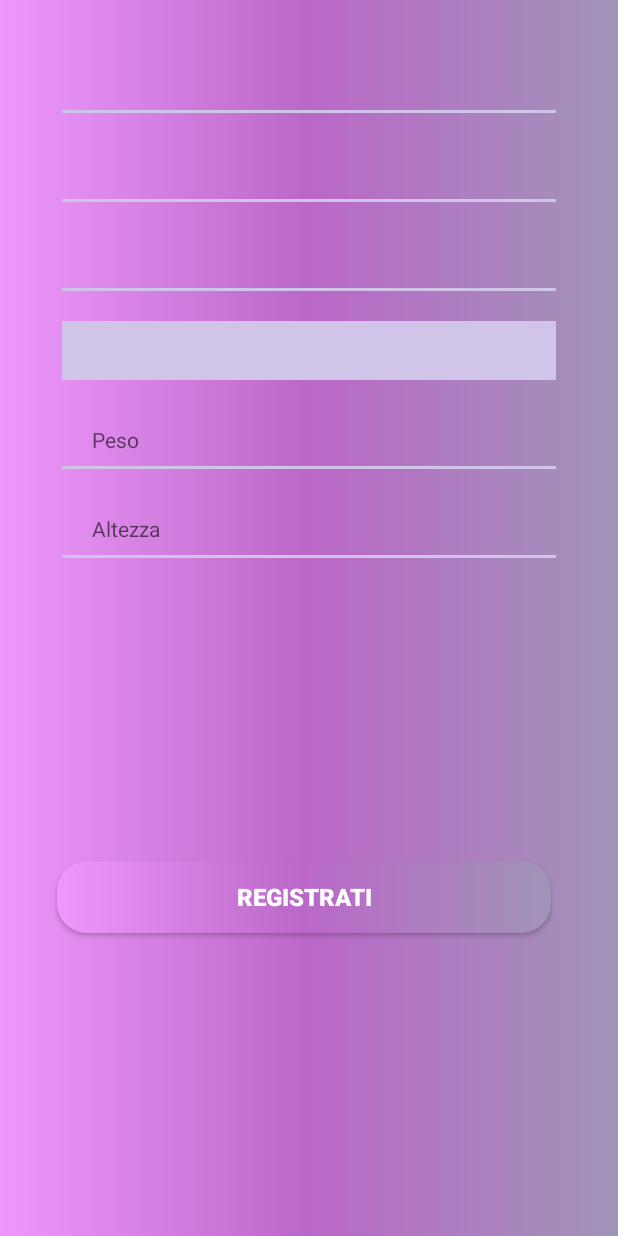
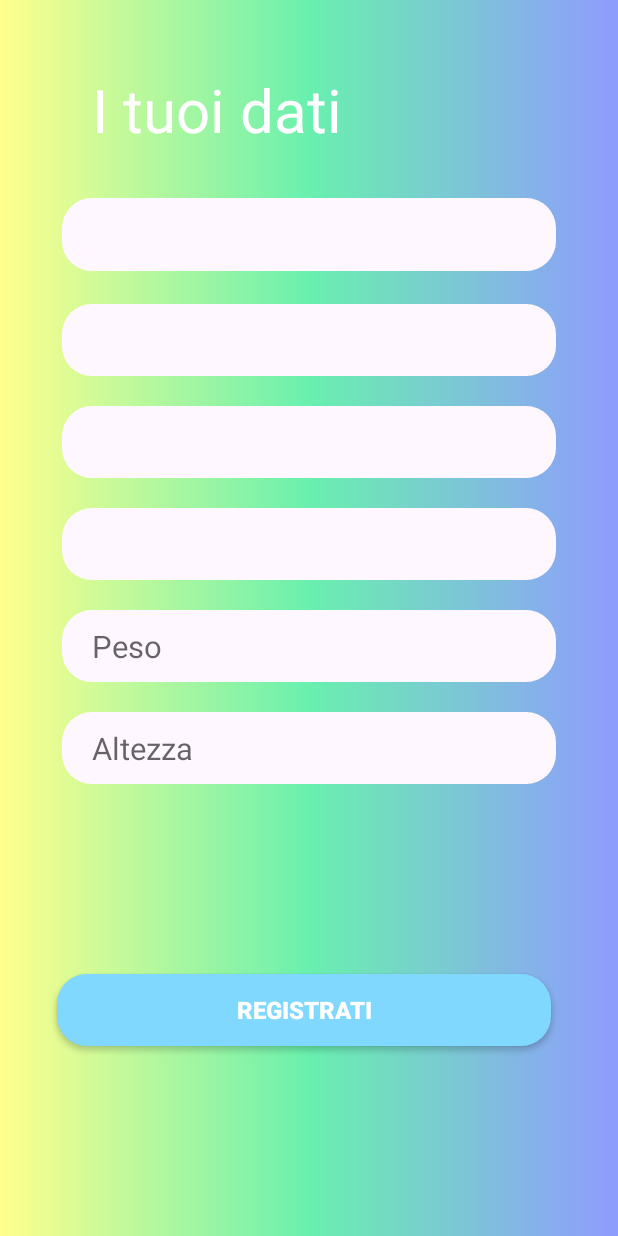
Before and after one commit to simtape/myFitNoteAndroid, an Android app: the RegistrazioneParteTreActivity screen opened directly, with no data from a screen before it, on a phone screen of 412 x 824 dp. Run offline under Robolectric (Android 15) with nearby library versions, the phone set to English and light mode, and no system bars; our stand-ins replace Volley.

Commit message:
modifiche grafiche

```diff
--- a/app/src/main/java/com/example/myfitnoteandroid/RegistrazioneParteTreActivity.java
+++ b/app/src/main/java/com/example/myfitnoteandroid/RegistrazioneParteTreActivity.java
@@ -23,7 +23,7 @@ import org.json.JSONException;
 import org.json.JSONObject;
 
 public class RegistrazioneParteTreActivity extends AppCompatActivity implements View.OnClickListener {
-    TextView name, surname, mail, password, peso, altezza;
+    TextView label, name, surname, mail, password, peso, altezza;
     Button button;
 
     private JSONObject postData, userJsonObject;
@@ -33,6 +33,7 @@ public class RegistrazioneParteTreActivity extends AppCompatActivity implements
         super.onCreate(savedInstanceState);
         setContentView(R.layout.activity_registrazione_parte_tre);
 
+        label = findViewById(R.id.i_tuoi_dati);
         name = findViewById(R.id.nome);
         surname = findViewById(R.id.Cognome);
         mail = findViewById(R.id.Email);
@@ -44,6 +45,7 @@ public class RegistrazioneParteTreActivity extends AppCompatActivity implements
 
         SessionManager sessionManager = new SessionManager(this);
 
+        label.setText("I tuoi dati");
         name.setText(sessionManager.getName());
         surname.setText(sessionManager.getSurname());
         mail.setText(sessionManager.getMail());
--- a/app/src/main/res/drawable/button_bg.xml
+++ b/app/src/main/res/drawable/button_bg.xml
@@ -3,11 +3,8 @@
 
     <corners android:radius="20dp"/>
 
-    <gradient
-        android:startColor="@color/lightViolet"
-        android:centerColor="@color/primaryViolet"
-        android:endColor="@color/darkVioletGrey"
-        android:angle="0"/>
+    <!--<solid android:color="#2bbd7e"/>-->
+    <solid android:color="#80d8ff"/>
 
 
 
--- a/app/src/main/res/drawable/edit_text_bg.xml
+++ b/app/src/main/res/drawable/edit_text_bg.xml
@@ -10,7 +10,7 @@
             <!--<solid android:color="#d1c4e9"/>-->
             <stroke
                 android:width="2dp"
-                android:color="#d1c4e9"/>
+                android:color="#80d8ff"/>
         </shape>
     </item>
 </layer-list>
--- a/app/src/main/res/drawable/login_dark_background.xml
+++ b/app/src/main/res/drawable/login_dark_background.xml
@@ -1,9 +1,9 @@
 <?xml version="1.0" encoding="utf-8"?>
 <shape xmlns:android="http://schemas.android.com/apk/res/android">
     <gradient
-        android:startColor="@color/lightViolet"
-        android:centerColor="@color/primaryViolet"
-        android:endColor="@color/darkVioletGrey"
+        android:startColor="#ffff8d"
+        android:centerColor="#69f0ae"
+        android:endColor="#8f9bff"
         android:angle="0"/>
 
     <!--<solid android:color="#d1c4e9"/>-->
--- /dev/null
+++ b/app/src/main/res/drawable/text_view_bg.xml
@@ -0,0 +1,8 @@
+<?xml version="1.0" encoding="utf-8"?>
+<shape xmlns:android="http://schemas.android.com/apk/res/android">
+
+    <corners android:radius="20dp" />
+        <solid android:color="@color/lightVioletGrey"/>
+
+
+</shape>
--- a/app/src/main/res/layout/activity_registrazione_parte_tre.xml
+++ b/app/src/main/res/layout/activity_registrazione_parte_tre.xml
@@ -6,19 +6,37 @@
     android:layout_width="match_parent"
     android:layout_height="match_parent"
     android:background="@drawable/login_dark_background">
+
+    <TextView
+        android:id="@+id/i_tuoi_dati"
+        android:layout_width="0dp"
+        android:layout_height="wrap_content"
+        android:layout_marginTop="36dp"
+        android:textSize="40sp"
+        android:paddingLeft="20dp"
+        android:paddingTop="10dp"
+        android:paddingBottom="10dp"
+        android:textColor="#ffffff"
+        app:layout_constraintEnd_toEndOf="parent"
+        app:layout_constraintStart_toStartOf="parent"
+        app:layout_constraintTop_toTopOf="parent"
+        app:layout_constraintWidth_percent=".8" />
+
+
     <TextView
         android:id="@+id/nome"
         android:layout_width="0dp"
         android:layout_height="wrap_content"
-        android:layout_marginTop="36dp"
-        android:background="@drawable/edit_text_bg"
-
+        android:layout_marginTop="96dp"
+        android:background="@drawable/text_view_bg"
         android:paddingLeft="20dp"
         android:paddingTop="10dp"
         android:paddingBottom="10dp"
+        android:textColor="@color/darkVioletGrey"
+        android:textSize="21sp"
         app:layout_constraintEnd_toEndOf="parent"
         app:layout_constraintStart_toStartOf="parent"
-        app:layout_constraintTop_toTopOf="parent"
+        app:layout_constraintTop_toTopOf="@id/i_tuoi_dati"
         app:layout_constraintWidth_percent=".8" />
 
     <TextView
@@ -26,30 +44,30 @@
         android:layout_width="0dp"
         android:layout_height="wrap_content"
         android:layout_marginTop="20dp"
-        android:background="@drawable/edit_text_bg"
-
+        android:background="@drawable/text_view_bg"
         android:paddingLeft="20dp"
         android:paddingTop="10dp"
         android:paddingBottom="10dp"
+        android:textColor="@color/darkVioletGrey"
+        android:textSize="20.5sp"
         app:layout_constraintBottom_toBottomOf="parent"
         app:layout_constraintEnd_toEndOf="parent"
-        app:layout_constraintHorizontal_bias=".5"
         app:layout_constraintStart_toStartOf="parent"
         app:layout_constraintTop_toBottomOf="@+id/nome"
-        app:layout_constraintVertical_bias="0"
+        app:layout_constraintVertical_bias="0.003"
         app:layout_constraintWidth_percent=".8" />
-
 
     <TextView
         android:id="@+id/Email"
         android:layout_width="0dp"
         android:layout_height="wrap_content"
         android:layout_marginTop="20dp"
-        android:background="@drawable/edit_text_bg"
-
+        android:background="@drawable/text_view_bg"
+        android:textColor="@color/darkVioletGrey"
         android:paddingLeft="20dp"
         android:paddingTop="10dp"
         android:paddingBottom="10dp"
+        android:textSize="20.5sp"
         app:layout_constraintBottom_toBottomOf="parent"
         app:layout_constraintEnd_toEndOf="parent"
         app:layout_constraintHorizontal_bias=".5"
@@ -63,11 +81,12 @@
         android:layout_width="0dp"
         android:layout_height="wrap_content"
         android:layout_marginTop="20dp"
-        android:background="@drawable/edit_textfilled"
-
+        android:background="@drawable/text_view_bg"
+        android:textColor="@color/darkVioletGrey"
         android:paddingLeft="20dp"
         android:paddingTop="10dp"
         android:paddingBottom="10dp"
+        android:textSize="20.5sp"
         app:layout_constraintBottom_toBottomOf="parent"
         app:layout_constraintEnd_toEndOf="parent"
         app:layout_constraintHorizontal_bias=".5"
@@ -81,11 +100,13 @@
         android:layout_width="0dp"
         android:layout_height="wrap_content"
         android:layout_marginTop="20dp"
-        android:background="@drawable/edit_text_bg"
+        android:background="@drawable/text_view_bg"
         android:hint="Peso"
         android:paddingLeft="20dp"
+        android:textColor="@color/darkVioletGrey"
         android:paddingTop="10dp"
         android:paddingBottom="10dp"
+        android:textSize="20.5sp"
         app:layout_constraintBottom_toBottomOf="parent"
         app:layout_constraintEnd_toEndOf="parent"
         app:layout_constraintHorizontal_bias=".5"
@@ -99,11 +120,13 @@
         android:layout_width="0dp"
         android:layout_height="wrap_content"
         android:layout_marginTop="20dp"
-        android:background="@drawable/edit_text_bg"
+        android:background="@drawable/text_view_bg"
         android:hint="Altezza"
         android:paddingLeft="20dp"
+        android:textColor="@color/darkVioletGrey"
         android:paddingTop="10dp"
         android:paddingBottom="10dp"
+        android:textSize="20.5sp"
         app:layout_constraintBottom_toBottomOf="parent"
         app:layout_constraintEnd_toEndOf="parent"
         app:layout_constraintHorizontal_bias=".5"
@@ -128,11 +151,7 @@
         app:layout_constraintWidth_percent=".8"
         app:layout_constraintTop_toBottomOf="@+id/Altezza"/>
 
-    <GridView
-        android:layout_width="match_parent"
-        android:layout_height="match_parent"
-        tools:layout_editor_absoluteX="2dp"
-        tools:layout_editor_absoluteY="246dp" />
+
 
 
 </androidx.constraintlayout.widget.ConstraintLayout>
--- a/app/src/main/res/values/styles.xml
+++ b/app/src/main/res/values/styles.xml
@@ -4,8 +4,8 @@
     <style name="AppTheme" parent="Theme.AppCompat.Light.NoActionBar">
         <!-- Customize your theme here. -->
         <item name="colorPrimary">@color/colorPrimary</item>
-        <item name="colorPrimaryDark">@color/lightViolet</item>
-        <item name="colorAccent">@color/colorAccent</item>
+        <item name="colorPrimaryDark">#80d8ff</item>
+        <item name="colorAccent">#80d8ff</item>
     </style>
 
     <style name="AppTheme.NoActionBar">
```
